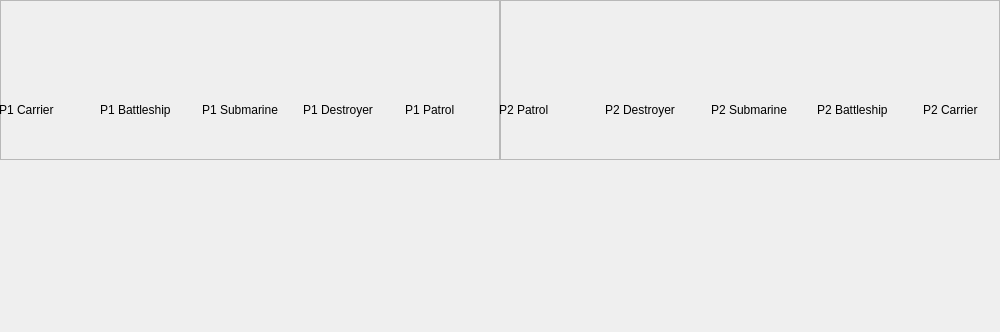
Qt form gamescreen.ui (dtran36/qtbattleship) before a commit; both pictures show x 0 to 1000 and y 0 to 332 of the 1000 by 690 pixel window.
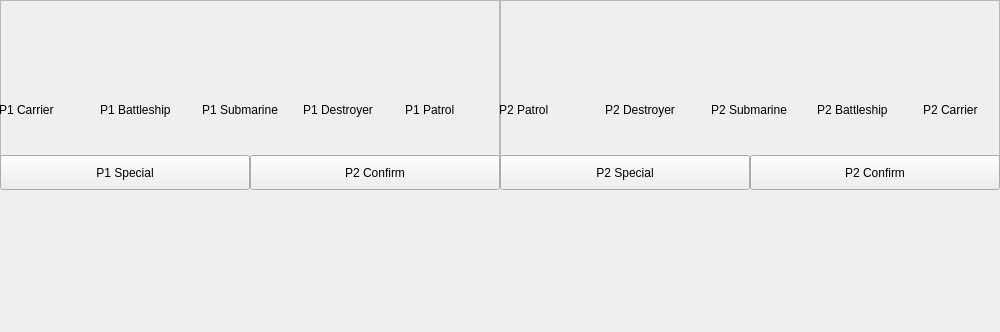
The same form after that commit. Icons and pictures are not drawn.

Commit message: special buttons working

Patch:
```diff
--- a/gamescreen.ui
+++ b/gamescreen.ui
@@ -231,6 +231,73 @@
     </widget>
    </widget>
   </widget>
+  <widget class="QPushButton" name="leftSpecial">
+   <property name="geometry">
+    <rect>
+     <x>0</x>
+     <y>155</y>
+     <width>250</width>
+     <height>35</height>
+    </rect>
+   </property>
+   <property name="text">
+    <string>P1 Special</string>
+   </property>
+   <property name="autoDefault">
+    <bool>false</bool>
+   </property>
+   <property name="default">
+    <bool>false</bool>
+   </property>
+  </widget>
+  <widget class="QPushButton" name="rightSpecial">
+   <property name="geometry">
+    <rect>
+     <x>500</x>
+     <y>155</y>
+     <width>250</width>
+     <height>35</height>
+    </rect>
+   </property>
+   <property name="text">
+    <string>P2 Special</string>
+   </property>
+   <property name="autoDefault">
+    <bool>false</bool>
+   </property>
+  </widget>
+  <widget class="QPushButton" name="leftConfirm">
+   <property name="geometry">
+    <rect>
+     <x>250</x>
+     <y>155</y>
+     <width>250</width>
+     <height>35</height>
+    </rect>
+   </property>
+   <property name="text">
+    <string>P2 Confirm</string>
+   </property>
+   <property name="autoDefault">
+    <bool>false</bool>
+   </property>
+  </widget>
+  <widget class="QPushButton" name="rightConfirm">
+   <property name="geometry">
+    <rect>
+     <x>750</x>
+     <y>155</y>
+     <width>250</width>
+     <height>35</height>
+    </rect>
+   </property>
+   <property name="text">
+    <string>P2 Confirm</string>
+   </property>
+   <property name="autoDefault">
+    <bool>false</bool>
+   </property>
+  </widget>
  </widget>
  <resources>
   <include location="qtbattleship_resources.qrc"/>
```
The commit also changes 2 other files.
